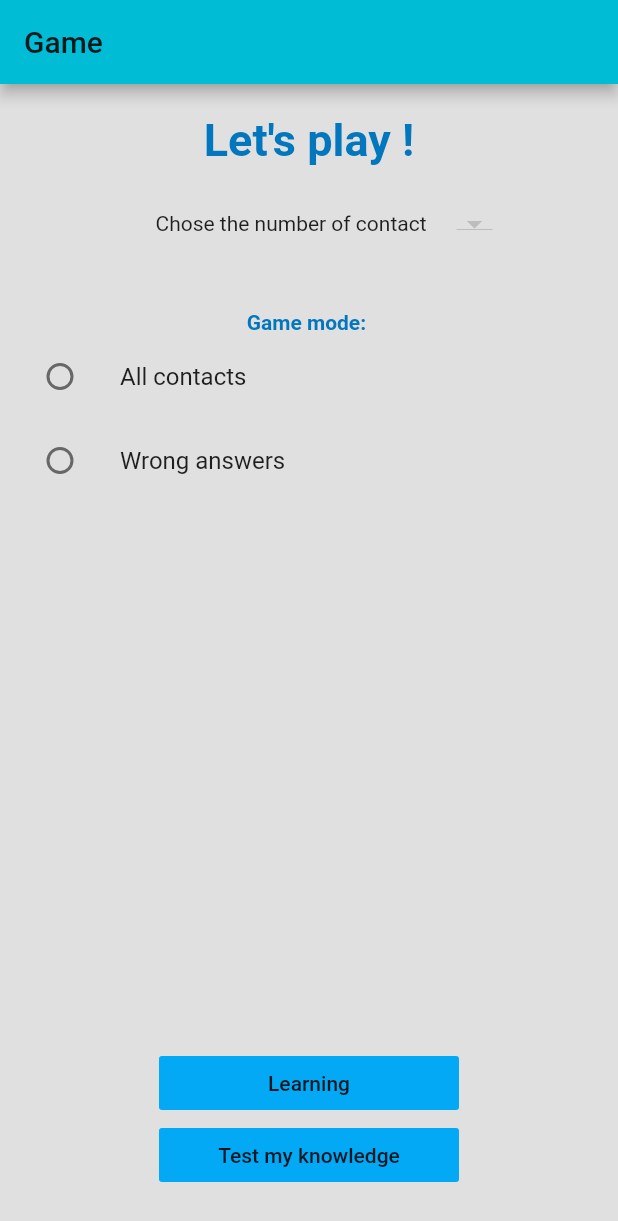
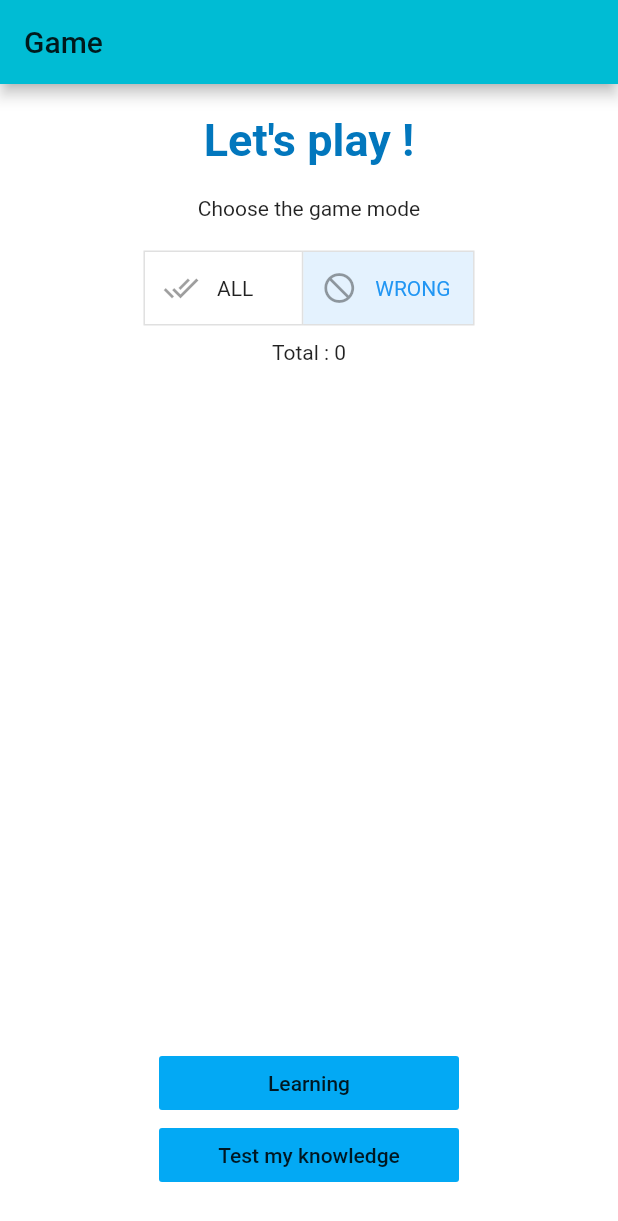
Before and after one commit to YannJollien/school_app, a Flutter app: the GameScreen screen opened directly with empty values, on a phone screen of 412 x 824 dp. Shown: the top 1221 px of the screen. Run offline on Flutter 3.47's test engine with Material 2 defaults, Android fonts, the phone set to English and light mode, and no system bars; our stand-ins replace cloud_firestore, contacts_service, firebase_auth, firebase_core, firebase_storage, flutter_speed_dial and 6 more; missing offline and left inert: flutter_document_picker; accounts and stored records are empty.

Commit message:
Resume mode save

```diff
--- a/lib/components/game_main.dart
+++ b/lib/components/game_main.dart
@@ -1,6 +1,8 @@
+import 'package:cloud_firestore/cloud_firestore.dart';
 import 'package:flutter/material.dart';
 import 'package:schoolapp/components/game/game_card.dart';
 import 'package:schoolapp/components/learning/learning_mode.dart';
+import 'package:schoolapp/services/listService.dart';
 import 'game/game_test_knowledge.dart';
 
 class GameScreen extends StatefulWidget {
@@ -21,31 +23,41 @@ class _GameScreenState extends State<GameScreen> {
 
   String numberChose;
   String gameMode;
-  List<GameCard> gameCardMode ;
+
+  ListService _listService = ListService();
 
   bool textDropDownVisible = false;
 
   bool textGameModeVisible = false;
+
+  //Toggled game mode choosen
+  List<bool> toggledButtonGameMode = [false, true];
+
+  List<GameCard> gameCardMode;
 
   @override
   Widget build(BuildContext context) {
     //Dropdown list management
     //Display number in the dropdown list according to number of card (25%, 50%, 75% and 100%)
     List<String> dropdownNumberOfContact = List<String>();
-    for(double i=0.25; i<=1.0; i+=0.25){
+    for (double i = 0.25; i <= 1.0; i += 0.25) {
       //Test if the number is already in the dropdown list and block if rounded to 0
-      if(!dropdownNumberOfContact.contains((GameScreen.gameCard.length*i).round().toString()) && (GameScreen.gameCard.length*i).round()!=0){
-        dropdownNumberOfContact.add((GameScreen.gameCard.length*i).round().toString());
+      if (!dropdownNumberOfContact
+              .contains((GameScreen.gameCard.length * i).round().toString()) &&
+          (GameScreen.gameCard.length * i).round() != 0) {
+        dropdownNumberOfContact
+            .add((GameScreen.gameCard.length * i).round().toString());
       }
     }
 
     return Scaffold(
-      backgroundColor: Colors.grey[300],
+      backgroundColor: Colors.white,
       appBar: AppBar(
         title: Text("Game"),
       ),
       body: Column(
-        children: <Widget>[
+        // crossAxisAlignment: CrossAxisAlignment.center,
+        children: [
           Padding(
             padding: EdgeInsets.only(top: 20.0),
             child: Text(
@@ -57,20 +69,77 @@ class _GameScreenState extends State<GameScreen> {
             ),
           ),
           Padding(
-              child: Row(
-                mainAxisAlignment: MainAxisAlignment.center,
-                //Center Row contents horizontally,
-                crossAxisAlignment: CrossAxisAlignment.center,
-                //Center Row contents vertically,
-                children: <Widget>[
-                  Padding(
             padding: EdgeInsets.all(20.0),
             child: Center(
               child: Text(
-                        "Chose the number of contact",
+                "Choose the game mode",
               ),
             ),
           ),
+          Row(
+            mainAxisAlignment: MainAxisAlignment.center,
+            children: [
+              ToggleButtons(
+                children: <Widget>[
+                  Padding(
+                    padding: EdgeInsets.only(right: 15.0),
+                    child: Row(
+                      children: [
+                        IconButton(
+                          icon: Icon(Icons.done_all),
+                        ),
+                        Text('ALL     '),
+                      ],
+                    ),
+                  ),
+                  Padding(
+                    padding: EdgeInsets.only(right: 15.0),
+                    child: Row(
+                      children: [
+                        IconButton(
+                          icon: Icon(Icons.not_interested),
+                        ),
+                        Text('WRONG'),
+                      ],
+                    ),
+                  ),
+                ],
+                onPressed: (int index) {
+                  setState(() {
+                    switch (index) {
+                      case 0:
+                        gameMode = "all";
+                        toggledButtonGameMode[0] = true;
+                        toggledButtonGameMode[1] = false;
+                        gameCardMode = GameScreen.gameCard;
+                        break;
+                      case 1:
+                        gameMode = "wrong";
+                        toggledButtonGameMode[0] = false;
+                        toggledButtonGameMode[1] = true;
+                        break;
+                    }
+                  });
+                },
+                isSelected: toggledButtonGameMode,
+              ),
+            ],
+          ),
+          SizedBox(height: 10),
+          Row(
+            mainAxisAlignment: MainAxisAlignment.center,
+            children: [
+              Text('Total : '),
+              (toggledButtonGameMode[0])
+                  ? Text(GameScreen.gameCard.length.toString())
+                  : _buildWrongCard(),
+            ],
+          ),
+          (gameMode == "all")
+              ? Row(
+                  mainAxisAlignment: MainAxisAlignment.center,
+                  children: [
+                    Text('Chose the number of contact : '),
                     DropdownButton<String>(
                       items: dropdownNumberOfContact.map((String value) {
                         return new DropdownMenuItem<String>(
@@ -84,71 +153,10 @@ class _GameScreenState extends State<GameScreen> {
                         });
                       },
                       value: numberChose,
+                    ),
+                  ],
                 )
-                ],
-              ),
-              padding: EdgeInsets.only(top: 10.0)),
-          Visibility(
-            visible: textDropDownVisible,
-            child: Text(
-              "Please select number of contact",
-              style: TextStyle(
-                color: Colors.red,
-              ),
-            ),
-          ),
-          Padding(
-            padding: EdgeInsets.only(top: 30.0),
-            child: Text(
-              "Game mode: ",
-              style: TextStyle(
-                  color: Colors.lightBlue[800], fontWeight: FontWeight.bold),
-            ),
-          ),
-          ListTile(
-            title: const Text('All contacts'),
-            leading: Radio(
-              value: "All",
-              groupValue: gameMode,
-              onChanged: (String value) {
-                setState(() {
-                  gameMode = value;
-                  gameCardMode = GameScreen.gameCard;
-                });
-              },
-            ),
-          ),
-          ListTile(
-            title: const Text('Wrong answers'),
-            leading: Radio(
-              value: "Wrong",
-              groupValue: gameMode,
-              onChanged: (String value) {
-                gameMode = value;
-
-//                  FutureBuilder(
-//                    future: _listService.getWrongAnswers(GameScreen.listDoc.id),
-//                    builder: (BuildContext context, AsyncSnapshot snapshot){
-//                      if (snapshot.hasData) {
-//                        return Column(
-//                            children: snapshot.data.docs.map(
-//
-//                        );
-//                      }
-//                    }
-//                  );
-              },
-            ),
-          ),
-          Visibility(
-            visible: textGameModeVisible,
-            child: Text(
-              "Please select game mode",
-              style: TextStyle(
-                color: Colors.red,
-              ),
-            ),
-          ),
+              : Text(''),
           Expanded(
             child: Align(
               alignment: FractionalOffset.bottomCenter,
@@ -165,28 +173,12 @@ class _GameScreenState extends State<GameScreen> {
                         child: FlatButton(
                           color: Colors.lightBlue,
                           onPressed: () {
-                            if (numberChose == null) {
-                              setState(() {
-                                textDropDownVisible = true;
-                              });
-                            }
-                            if (gameMode == null) {
-                              setState(() {
-                                textGameModeVisible = true;
-                              });
-                            } else {
-                              //Reset visibility texts
-                              setState(() {
-                                textDropDownVisible = false;
-                                textGameModeVisible = false;
-                              });
                             Navigator.pushReplacement(
                               context,
                               MaterialPageRoute(
                                   builder: (context) => LearningMode(
-                                        GameScreen.gameCard, numberChose)),
+                                      gameCardMode, numberChose)),
                             );
-                            }
                           },
                           child: Text("Learning"),
                         ),
@@ -195,28 +187,19 @@ class _GameScreenState extends State<GameScreen> {
                         width: 200,
                         child: FlatButton(
                           onPressed: () {
-                            if (numberChose == null) {
+                            if(numberChose==null){
                               setState(() {
-                                textDropDownVisible = true;
+                                numberChose=gameCardMode.length.toString();
                               });
                             }
-                            if (gameMode == null) {
-                              setState(() {
-                                textGameModeVisible = true;
-                              });
-                            } else {
-                              //Reset visibility texts
-                              setState(() {
-                                textDropDownVisible = false;
-                                textGameModeVisible = false;
-                              });
                             Navigator.pushReplacement(
                               context,
                               MaterialPageRoute(
-                                    builder: (context) =>
-                                        GameTestKnowledge(gameCardMode, numberChose, GameScreen.listDoc)),
+                                  builder: (context) => GameTestKnowledge(
+                                      gameCardMode,
+                                      numberChose,
+                                      GameScreen.listDoc)),
                             );
-                            }
                           },
                           color: Colors.lightBlue,
                           child: Text("Test my knowledge"),
@@ -232,4 +215,27 @@ class _GameScreenState extends State<GameScreen> {
       ),
     );
   }
+
+  Widget _buildWrongCard() {
+    return FutureBuilder(
+        future: _listService.getContactIdWrongOfTheList(GameScreen.listDoc),
+        builder:
+            (BuildContext context, AsyncSnapshot<DocumentSnapshot> snapshot1) {
+          List<dynamic> contactsId;
+          if (snapshot1.connectionState == ConnectionState.done) {
+            contactsId = snapshot1.data['wrongAnswers'];
+            return FutureBuilder(
+                future: _listService.getWrongContactFromTheList(contactsId),
+                builder: (BuildContext context,
+                    AsyncSnapshot<List<GameCard>> snapshot2) {
+                  // print(snapshot2.data);
+                  gameCardMode = snapshot2.data;
+                  return (snapshot2.connectionState == ConnectionState.done)
+                      ? Text(snapshot2.data.length.toString())
+                      : Text('Loading...');
+                });
           }
+          return Text('Loading...');
+        });
+  }
+}
```
Also changed, not shown: lib/components/game/game_test_knowledge_resume.dart (+38 -23 lines). Lines whose indentation alone changed are shown as unchanged.
